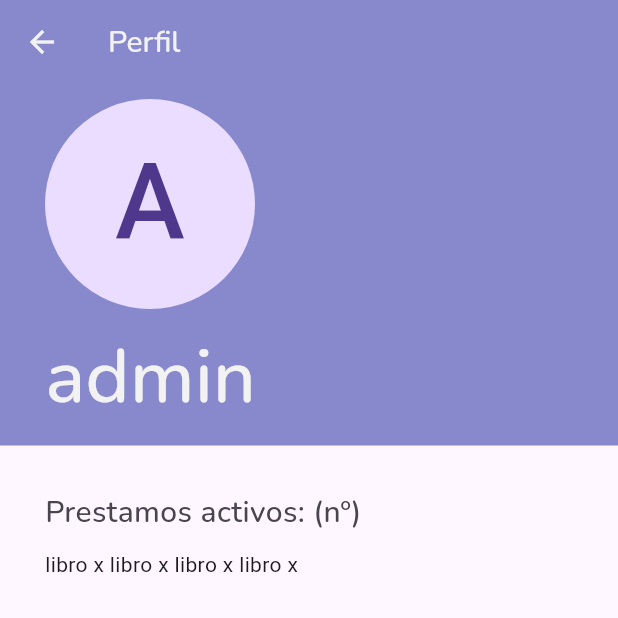
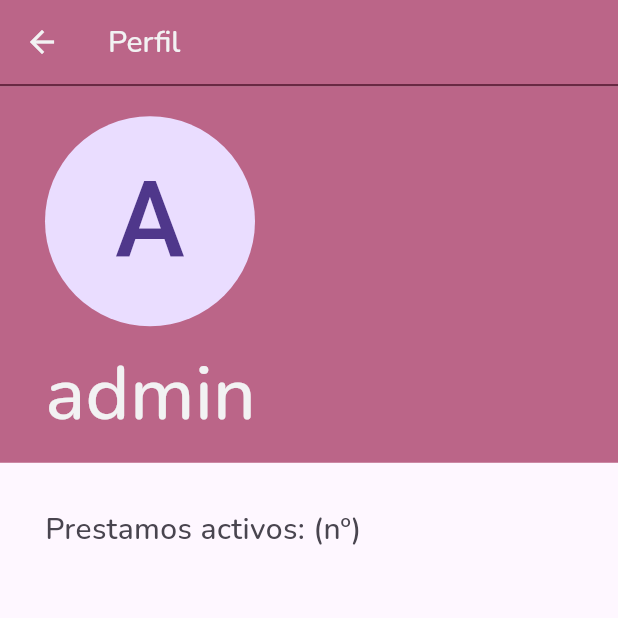
Before and after one commit to AlejandroVerdejo/tfg, a Flutter app: the screen it shows after launch, in the side drawer, after a tap on "Perfil", on a phone screen of 412 x 824 dp, the top half of it. Run offline on Flutter 3.47's test engine with Material 3 defaults, Android fonts, the phone set to English and light mode, and no system bars; our stand-ins replace google_fonts.

Commit message:
V-0.1 (1/10/2024)
Funcionamiento parcial del cambio de tema

```diff
--- a/lib/conf.dart
+++ b/lib/conf.dart
@@ -1,4 +1,4 @@
-const Map<String, dynamic> settings = {
+Map<String, dynamic> settings = {
   "saved_user": true,
   "saved_user_user": "admin",
   "theme":"light"
--- a/lib/screens/homescreen.dart
+++ b/lib/screens/homescreen.dart
@@ -1,4 +1,5 @@
 import 'package:flutter/material.dart';
+import 'package:tfg_library/conf.dart';
 import 'package:tfg_library/styles.dart';
 import 'package:tfg_library/widgets/sidemenu/sidemenu.dart';
 import 'package:tfg_library/widgets/text/bartext.dart';
@@ -18,14 +19,19 @@ class _HomeScreenState extends State<HomeScreen> {
     var user = widget.user;
 
     return Scaffold(
-      appBar: AppBar(
-        foregroundColor: colors["barTextColor"],
-        title: const BarText(text: ""),
-        backgroundColor: colors["headerBackgroundColor"],
-      ),
-      drawer: SideMenu(user: user),
-      backgroundColor: colors["mainBackgroundColor"],
-      body: ListView()
-    );
+        appBar: AppBar(
+          bottom: PreferredSize(
+              preferredSize: const Size.fromHeight(1.5),
+              child: Container(
+                color: colors[settings["theme"]]["headerBorderColor"],
+                height: 1.5,
+              )),
+          foregroundColor: colors[settings["theme"]]["barTextColor"],
+          title: const BarText(text: ""),
+          backgroundColor: colors[settings["theme"]]["headerBackgroundColor"],
+        ),
+        drawer: SideMenu(user: user),
+        backgroundColor: colors[settings["theme"]]["mainBackgroundColor"],
+        body: ListView());
   }
 }
--- a/lib/screens/profilescreen.dart
+++ b/lib/screens/profilescreen.dart
@@ -1,4 +1,5 @@
 import 'package:flutter/material.dart';
+import 'package:tfg_library/conf.dart';
 import 'package:tfg_library/styles.dart';
 import 'package:tfg_library/widgets/profile/profileheader.dart';
 import 'package:tfg_library/widgets/text/bartext.dart';
@@ -20,14 +21,20 @@ class _ProfileScreenState extends State<ProfileScreen> {
 
     return Scaffold(
       appBar: AppBar(
-        foregroundColor: colors["barTextColor"],
-        title: BarText(text: "Perfil"),
-        backgroundColor: colors["headerBackgroundColor"],
+        bottom: PreferredSize(
+            preferredSize: const Size.fromHeight(1.5),
+            child: Container(
+              color: colors[settings["theme"]]["headerBorderColor"],
+              height: 1.5,
+            )),
+        foregroundColor: colors[settings["theme"]]["barTextColor"],
+        title: const BarText(text: "Perfil"),
+        backgroundColor: colors[settings["theme"]]["headerBackgroundColor"],
       ),
       body: ListView(
         children: [
           ProfileHeader(user: user),
-          Padding(
+          const Padding(
             padding: EdgeInsets.only(left: 30),
             child: Column(
               crossAxisAlignment: CrossAxisAlignment.start,
@@ -39,14 +46,6 @@ class _ProfileScreenState extends State<ProfileScreen> {
                 SizedBox(
                   height: 10,
                 ),
-                Row(
-                  children: [
-                    Text("libro x "),
-                    Text("libro x "),
-                    Text("libro x "),
-                    Text("libro x "),
-                  ],
-                )
               ],
             ),
           )
--- a/lib/styles.dart
+++ b/lib/styles.dart
@@ -2,46 +2,99 @@ import 'package:flutter/material.dart';
 import 'package:google_fonts/google_fonts.dart';
 
 const Map<String, dynamic> colors = {
+  "light": {
     "mainBackgroundColor": Color.fromRGBO(242, 242, 243, 1),
     // "headerBackgroundColor": Color.fromRGBO(103,58,183, 1),
-  "headerBackgroundColor": Color.fromRGBO(136, 137, 204, 1),
+    // "headerBackgroundColor": Color.fromRGBO(136, 137, 204, 1),
+    "headerBackgroundColor": Color.fromRGBO(187, 101, 136, 1),
+    // "headerBorderColor": Color.fromRGBO(61, 62, 95, 1),
+    "headerBorderColor": Color.fromRGBO(105, 41, 67, 1),
     // "mainTextColor": Color.fromRGBO(19, 25, 43, 1),
     "mainTextColor": Color.fromRGBO(73, 69, 79, 1),
     // "headerTextColor": Color.fromRGBO(214, 214, 224, 1),
     "headerTextColor": Color.fromRGBO(242, 242, 243, 1),
     // "barTextColor": Color.fromRGBO(214, 214, 224, 1),
     "barTextColor": Color.fromRGBO(242, 242, 243, 1),
+  },
+  "dark": {
+    "mainBackgroundColor": Color.fromRGBO(73, 69, 79, 1),
+    // "headerBackgroundColor": Color.fromRGBO(103,58,183, 1),
+    // "headerBackgroundColor": Color.fromRGBO(136, 137, 204, 1),
+    "headerBackgroundColor": Color.fromRGBO(187, 101, 136, 1),
+    // "headerBorderColor": Color.fromRGBO(61, 62, 95, 1),
+    "headerBorderColor": Color.fromRGBO(105, 41, 67, 1),
+    // "mainTextColor": Color.fromRGBO(19, 25, 43, 1),
+    "mainTextColor": Color.fromRGBO(242, 242, 243, 1),
+    // "headerTextColor": Color.fromRGBO(214, 214, 224, 1),
+    "headerTextColor": Color.fromRGBO(242, 242, 243, 1),
+    // "barTextColor": Color.fromRGBO(214, 214, 224, 1),
+    "barTextColor": Color.fromRGBO(242, 242, 243, 1),
+  },
 };
 
 Map<String, dynamic> styles = {
+  "light": {
     "normalTextStyle": GoogleFonts.nunito(
       fontWeight: FontWeight.w500,
       fontSize: 20,
-    color: colors["mainTextColor"],
+      color: colors["light"]["mainTextColor"],
     ),
     "headerTextStyle": GoogleFonts.nunito(
       fontWeight: FontWeight.w500,
       fontSize: 50,
-    color: colors["headerTextColor"],
+      color: colors["light"]["headerTextColor"],
     ),
     "barTextStyle": GoogleFonts.nunito(
       fontWeight: FontWeight.w500,
       fontSize: 20,
-    color: colors["barTextColor"],
+      color: colors["light"]["barTextColor"],
     ),
     "descriptionRichTextStyle": GoogleFonts.nunito(
       fontWeight: FontWeight.w500,
       fontSize: 16,
-    color: colors["mainTextColor"],
+      color: colors["light"]["mainTextColor"],
     ),
     "loginTextStyle": GoogleFonts.nunito(
       fontWeight: FontWeight.w500,
       fontSize: 50,
-    color: colors["mainTextColor"],
+      color: colors["light"]["mainTextColor"],
     ),
     "sideMenuTextStyle": GoogleFonts.nunito(
       fontWeight: FontWeight.w600,
-    fontSize: 18,
-    color: colors["mainTextColor"],
+      fontSize: 16,
+      color: colors["light"]["mainTextColor"],
     ),
+  },
+  "dark": {
+    "normalTextStyle": GoogleFonts.nunito(
+      fontWeight: FontWeight.w500,
+      fontSize: 20,
+      color: colors["dark"]["mainTextColor"],
+    ),
+    "headerTextStyle": GoogleFonts.nunito(
+      fontWeight: FontWeight.w500,
+      fontSize: 50,
+      color: colors["dark"]["headerTextColor"],
+    ),
+    "barTextStyle": GoogleFonts.nunito(
+      fontWeight: FontWeight.w500,
+      fontSize: 20,
+      color: colors["dark"]["barTextColor"],
+    ),
+    "descriptionRichTextStyle": GoogleFonts.nunito(
+      fontWeight: FontWeight.w500,
+      fontSize: 16,
+      color: colors["dark"]["mainTextColor"],
+    ),
+    "loginTextStyle": GoogleFonts.nunito(
+      fontWeight: FontWeight.w500,
+      fontSize: 50,
+      color: colors["dark"]["mainTextColor"],
+    ),
+    "sideMenuTextStyle": GoogleFonts.nunito(
+      fontWeight: FontWeight.w600,
+      fontSize: 16,
+      color: colors["dark"]["mainTextColor"],
+    ),
+  },
 };
--- a/lib/widgets/profile/profileheader.dart
+++ b/lib/widgets/profile/profileheader.dart
@@ -1,4 +1,5 @@
 import 'package:flutter/material.dart';
+import 'package:tfg_library/conf.dart';
 import 'package:tfg_library/styles.dart';
 import 'package:tfg_library/widgets/text/headertext.dart';
 
@@ -13,7 +14,7 @@ class ProfileHeader extends StatelessWidget {
   @override
   Widget build(BuildContext context) {
     return DecoratedBox(
-        decoration: BoxDecoration(color: colors["headerBackgroundColor"]),
+        decoration: BoxDecoration(color: colors[settings["theme"]]["headerBackgroundColor"]),
         child: Column(
           children: [
             Row(
@@ -24,7 +25,7 @@ class ProfileHeader extends StatelessWidget {
                 Column(
                   children: [
                     const SizedBox(
-                      height: 10,
+                      height: 20,
                     ),
                     Align(
                       alignment: Alignment.centerLeft,
--- a/lib/widgets/sidemenu/sidemenu.dart
+++ b/lib/widgets/sidemenu/sidemenu.dart
@@ -1,3 +1,5 @@
+import 'dart:developer';
+
 import 'package:flutter/material.dart';
 import 'package:tfg_library/conf.dart';
 import 'package:tfg_library/screens/catalogscreen.dart';
@@ -6,7 +8,7 @@ import 'package:tfg_library/screens/profilescreen.dart';
 import 'package:tfg_library/styles.dart';
 import 'package:tfg_library/widgets/text/bartext.dart';
 
-class SideMenu extends StatelessWidget {
+class SideMenu extends StatefulWidget {
   const SideMenu({
     super.key,
     required this.user,
@@ -15,47 +17,58 @@ class SideMenu extends StatelessWidget {
   final Map<String, dynamic> user;
 
   @override
+  State<SideMenu> createState() => _SideMenuState();
+}
+
+class _SideMenuState extends State<SideMenu> {
+  @override
   Widget build(BuildContext context) {
     return Drawer(
-      backgroundColor: colors["mainBackgroundColor"],
+      backgroundColor: colors[settings["theme"]]["mainBackgroundColor"],
       child: ListView(
         padding: EdgeInsets.zero,
         children: <Widget>[
           DrawerHeader(
               decoration: BoxDecoration(
-                color: colors["headerBackgroundColor"],
+                color: colors[settings["theme"]]["headerBackgroundColor"],
               ),
               child: Column(
                 children: [
                   CircleAvatar(
                       radius: 40,
                       child: Text(
-                        user["username"][0].toUpperCase(),
+                        widget.user["username"][0].toUpperCase(),
                         textAlign: TextAlign.center,
                         style: const TextStyle(fontSize: 40),
                       )),
                   const SizedBox(height: 10),
-                  BarText(text: user["username"]),
+                  BarText(text: widget.user["username"]),
                 ],
               )),
           ListTile(
-            leading: const Icon(Icons.person),
+            leading: Icon(
+              Icons.person,
+              color: colors[settings["theme"]]["mainTextColor"],
+            ),
             title: Text(
               "Perfil",
-              style: styles["sideMenuTextStyle"],
+              style: styles[settings["theme"]]["sideMenuTextStyle"],
             ),
             onTap: () {
               Navigator.push(
                   context,
                   MaterialPageRoute(
-                      builder: (context) => ProfileScreen(user: user)));
+                      builder: (context) => ProfileScreen(user: widget.user)));
             },
           ),
           ListTile(
-            leading: const Icon(Icons.book),
+            leading: Icon(
+              Icons.book,
+              color: colors[settings["theme"]]["mainTextColor"],
+            ),
             title: Text(
               "Catalogo",
-              style: styles["sideMenuTextStyle"],
+              style: styles[settings["theme"]]["sideMenuTextStyle"],
             ),
             onTap: () {
               Navigator.push(
@@ -65,27 +78,42 @@ class SideMenu extends StatelessWidget {
             },
           ),
           ListTile(
-            leading: const Icon(Icons.settings),
+            leading: Icon(
+              Icons.settings,
+              color: colors[settings["theme"]]["mainTextColor"],
+            ),
             title: Text(
               "Ajustes",
-              style: styles["sideMenuTextStyle"],
+              style: styles[settings["theme"]]["sideMenuTextStyle"],
             ),
             onTap: () {},
           ),
           // SizedBox(height: double.maxFinite,),
           const Divider(),
           ListTile(
-            leading: Icon(settings["theme"] == "light" ? Icons.sunny : Icons.nightlight),
-            title: Text(settings["theme"] == "light" ?
-              "Tema: Claro" : "Tema: Oscuro",
-              style: styles["sideMenuTextStyle"],
+            leading: Icon(
+                settings["theme"] == "light" ? Icons.sunny : Icons.nightlight, color: colors[settings["theme"]]["mainTextColor"],),
+            title: Text(
+              settings["theme"] == "light" ? "Tema: Claro" : "Tema: Oscuro",
+              style: styles[settings["theme"]]["sideMenuTextStyle"],
             ),
+            onTap: () async {
+              settings["theme"] == "light"
+                  ? settings["theme"] = "dark"
+                  : settings["theme"] = "light";
+              log(settings["theme"]);
+              // var file = await File("../../conf.dart").writeAsString("");
+              setState(() {});
+            },
           ),
           ListTile(
-            leading: const Icon(Icons.logout),
+            leading: Icon(
+              Icons.logout,
+              color: colors[settings["theme"]]["mainTextColor"],
+            ),
             title: Text(
               "Cerrar sesión",
-              style: styles["sideMenuTextStyle"],
+              style: styles[settings["theme"]]["sideMenuTextStyle"],
             ),
             onTap: () {
               Navigator.push(context,
--- a/lib/widgets/text/bartext.dart
+++ b/lib/widgets/text/bartext.dart
@@ -1,4 +1,5 @@
 import 'package:flutter/material.dart';
+import 'package:tfg_library/conf.dart';
 import 'package:tfg_library/styles.dart';
 
 class BarText extends StatelessWidget {
@@ -13,7 +14,7 @@ class BarText extends StatelessWidget {
   Widget build(BuildContext context) {
     return Text(
       text,
-      style: styles["barTextStyle"],
+      style: styles[settings["theme"]]["barTextStyle"],
     );
   }
 }
--- a/lib/widgets/text/descriptionrichtext.dart
+++ b/lib/widgets/text/descriptionrichtext.dart
@@ -1,4 +1,5 @@
 import 'package:flutter/material.dart';
+import 'package:tfg_library/conf.dart';
 import 'package:tfg_library/styles.dart';
 
 class DescriptionRichText extends StatelessWidget {
@@ -14,6 +15,6 @@ class DescriptionRichText extends StatelessWidget {
     return RichText(
       maxLines: 3,
       overflow: TextOverflow.fade,
-        text: TextSpan(text: text, style: styles["descriptionRichTextStyle"]));
+        text: TextSpan(text: text, style: styles[settings["theme"]]["descriptionRichTextStyle"]));
   }
 }
--- a/lib/widgets/text/headertext.dart
+++ b/lib/widgets/text/headertext.dart
@@ -1,4 +1,5 @@
 import 'package:flutter/material.dart';
+import 'package:tfg_library/conf.dart';
 import 'package:tfg_library/styles.dart';
 
 class HeaderText extends StatelessWidget {
@@ -13,7 +14,7 @@ class HeaderText extends StatelessWidget {
   Widget build(BuildContext context) {
     return Text(
       text,
-      style: styles["headerTextStyle"],
+      style: styles[settings["theme"]]["headerTextStyle"],
     );
   }
 }
--- a/lib/widgets/text/normalrichtext.dart
+++ b/lib/widgets/text/normalrichtext.dart
@@ -1,4 +1,5 @@
 import 'package:flutter/material.dart';
+import 'package:tfg_library/conf.dart';
 import 'package:tfg_library/styles.dart';
 
 class NormalRichText extends StatelessWidget {
@@ -12,6 +13,6 @@ class NormalRichText extends StatelessWidget {
   @override
   Widget build(BuildContext context) {
     return RichText(
-        text: TextSpan(text: text, style: styles["normalTextStyle"]));
+        text: TextSpan(text: text, style: styles[settings["theme"]]["normalTextStyle"]));
   }
 }
--- a/lib/widgets/text/normaltext.dart
+++ b/lib/widgets/text/normaltext.dart
@@ -1,4 +1,5 @@
 import 'package:flutter/material.dart';
+import 'package:tfg_library/conf.dart';
 import 'package:tfg_library/styles.dart';
 
 class NormalText extends StatelessWidget {
@@ -13,7 +14,7 @@ class NormalText extends StatelessWidget {
   Widget build(BuildContext context) {
     return Text(
       text,
-      style: styles["normalTextStyle"],
+      style: styles[settings["theme"]]["normalTextStyle"],
     );
   }
 }
```
Also changed, not shown: lib/screens/catalogscreen.dart (+15 -4 lines), lib/screens/loginscreen.dart (+12 -9 lines), lib/screens/registerscreen.dart (+12 -9 lines). Lines whose indentation alone changed are shown as unchanged.
